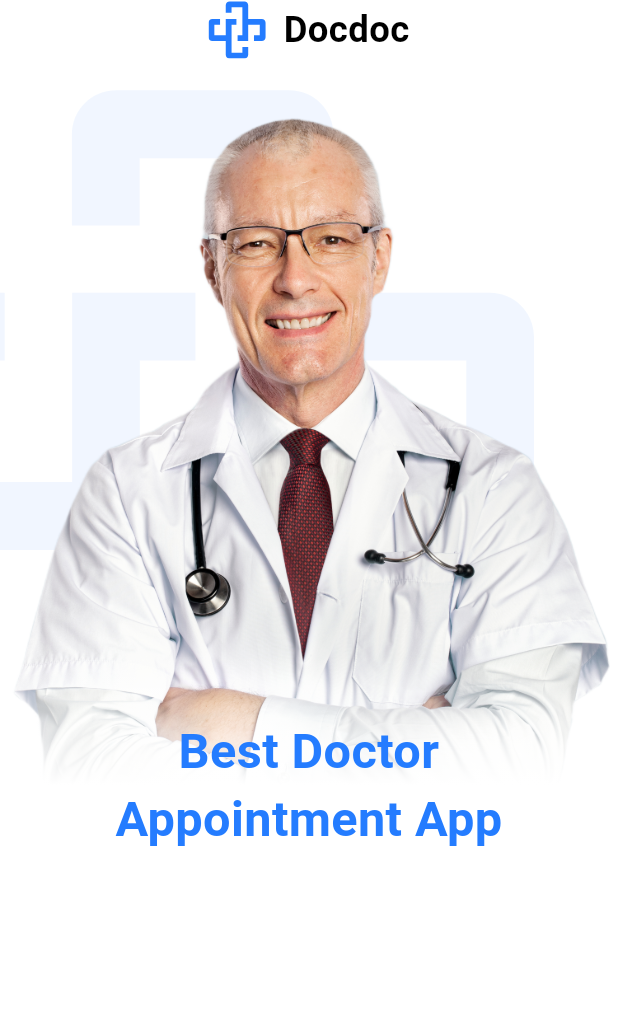
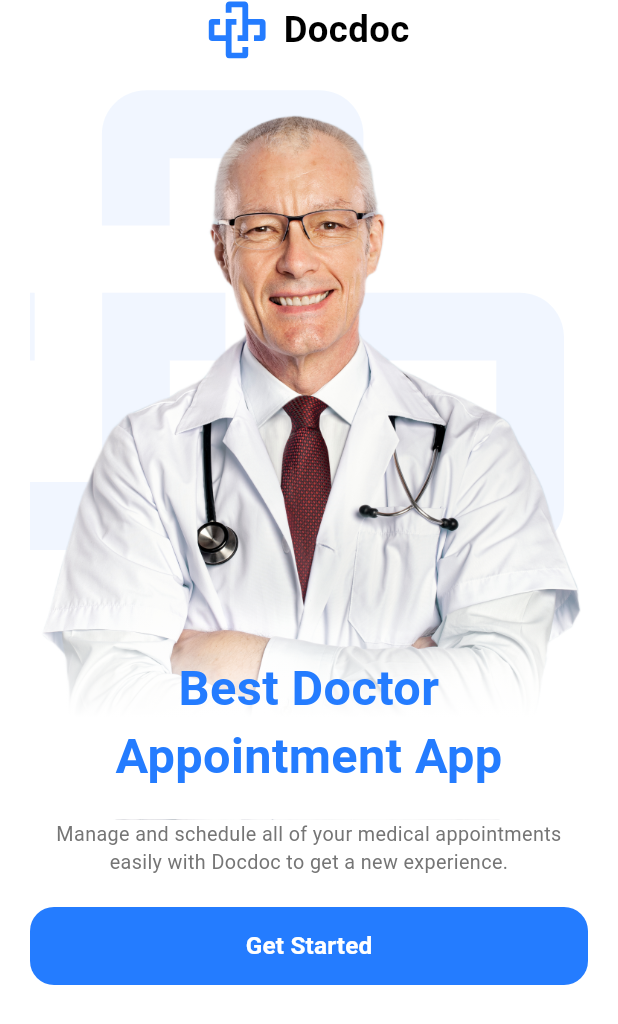
Before and after one commit to J0o72/doctor_appointment_app, a Flutter app: the screen it shows after launch, on a phone screen of 412 x 824 dp. Shown: the top 1024 px of the screen. Run offline on Flutter 3.47's test engine with Material 3 defaults, Android fonts, the phone set to English and light mode, and no system bars; our stand-ins replace flutter_screenutil, flutter_svg.

Commit message:
- create font weight helper class for similar naming in text styles - create text & get start button - finishing Onboarding screen

```diff
--- a/lib/core/theming/colors_manager.dart
+++ b/lib/core/theming/colors_manager.dart
@@ -2,5 +2,5 @@ import 'package:flutter/material.dart';
 
 class ColorsManager {
   static const Color mainBlue = Color(0xff247CFF);
-  static const Color grey = Color(0xff757575);
+  static const Color gray = Color(0xff757575);
 }
--- /dev/null
+++ b/lib/core/theming/font_weight_helper.dart
@@ -0,0 +1,12 @@
+import 'package:flutter/material.dart';
+
+class FontWeightHelper {
+  static const FontWeight thin = FontWeight.w100;
+  static const FontWeight extraLight = FontWeight.w200;
+  static const FontWeight light = FontWeight.w300;
+  static const FontWeight regular = FontWeight.w400;
+  static const FontWeight medium = FontWeight.w500;
+  static const FontWeight semiBold = FontWeight.w600;
+  static const FontWeight bold = FontWeight.w700;
+  static const FontWeight extraBold = FontWeight.w800;
+}
--- a/lib/core/theming/text_styles.dart
+++ b/lib/core/theming/text_styles.dart
@@ -1,17 +1,30 @@
 import 'package:doc_appointment_app/core/theming/colors_manager.dart';
+import 'package:doc_appointment_app/core/theming/font_weight_helper.dart';
 import 'package:flutter/material.dart';
 import 'package:flutter_screenutil/flutter_screenutil.dart';
 
 class TextStyles {
-  static TextStyle font24Black700Weight = TextStyle(
+  static TextStyle font24BlackBold = TextStyle(
     color: Colors.black,
     fontSize: 24.sp,
-    fontWeight: FontWeight.w700,
+    fontWeight: FontWeightHelper.bold,
   );
 
   static TextStyle font32BBlueBold = TextStyle(
     color: ColorsManager.mainBlue,
     fontSize: 32.sp,
-    fontWeight: FontWeight.bold,
+    fontWeight: FontWeightHelper.bold,
+  );
+
+  static TextStyle font13GrayRegular = TextStyle(
+    fontSize: 13.sp,
+    fontWeight: FontWeightHelper.regular,
+    color: ColorsManager.gray,
+  );
+
+  static TextStyle font16WhiteSemiBold = TextStyle(
+    fontSize: 16.sp,
+    fontWeight: FontWeightHelper.semiBold,
+    color: Colors.white,
   );
 }
--- a/lib/features/onboarding/ui/onboarding_screen.dart
+++ b/lib/features/onboarding/ui/onboarding_screen.dart
@@ -1,5 +1,7 @@
+import 'package:doc_appointment_app/core/theming/text_styles.dart';
 import 'package:doc_appointment_app/features/onboarding/ui/widgets/doc_logo_and_name.dart';
 import 'package:doc_appointment_app/features/onboarding/ui/widgets/doctor_image_and_text.dart';
+import 'package:doc_appointment_app/features/onboarding/ui/widgets/get_start_button.dart';
 import 'package:flutter/material.dart';
 import 'package:flutter_screenutil/flutter_screenutil.dart';
 
@@ -10,12 +12,24 @@ class OnboardingScreen extends StatelessWidget {
   Widget build(BuildContext context) {
     return SafeArea(
       child: Scaffold(
-        body: Column(
-          children: [
-            DocLogoAndName(),
-            SizedBox(height: 20.h),
-            DoctorImageAndText(),
-          ],
+        body: SingleChildScrollView(
+          child: Padding(
+            padding: const EdgeInsets.symmetric(horizontal: 20),
+            child: Column(
+              children: [
+                DocLogoAndName(),
+                SizedBox(height: 20.h),
+                DoctorImageAndText(),
+                Text(
+                  'Manage and schedule all of your medical appointments easily with Docdoc to get a new experience.',
+                  style: TextStyles.font13GrayRegular,
+                  textAlign: TextAlign.center,
+                ),
+                SizedBox(height: 20.h),
+                GetStartButton(),
+              ],
+            ),
+          ),
         ),
       ),
     );
--- a/lib/features/onboarding/ui/widgets/doc_logo_and_name.dart
+++ b/lib/features/onboarding/ui/widgets/doc_logo_and_name.dart
@@ -13,7 +13,7 @@ class DocLogoAndName extends StatelessWidget {
       children: [
         SvgPicture.asset('assets/svgs/docdoc_logo.svg'),
         SizedBox(width: 10.w),
-        Text("Docdoc", style: TextStyles.font24Black700Weight),
+        Text("Docdoc", style: TextStyles.font24BlackBold),
       ],
     );
   }
--- a/lib/features/onboarding/ui/widgets/doctor_image_and_text.dart
+++ b/lib/features/onboarding/ui/widgets/doctor_image_and_text.dart
@@ -23,7 +23,7 @@ class DoctorImageAndText extends StatelessWidget {
           child: Image.asset("assets/images/onboarding_doctor.png"),
         ),
         Positioned(
-          bottom: 30.h,
+          bottom: 20.h,
           right: 0.w,
           left: 0.w,
           child: Text(
--- /dev/null
+++ b/lib/features/onboarding/ui/widgets/get_start_button.dart
@@ -0,0 +1,21 @@
+import 'package:doc_appointment_app/core/theming/colors_manager.dart';
+import 'package:doc_appointment_app/core/theming/text_styles.dart';
+import 'package:flutter/material.dart';
+
+class GetStartButton extends StatelessWidget {
+  const GetStartButton({super.key});
+
+  @override
+  Widget build(BuildContext context) {
+    return TextButton(
+      style: TextButton.styleFrom(
+        backgroundColor: ColorsManager.mainBlue,
+        tapTargetSize: MaterialTapTargetSize.shrinkWrap,
+        minimumSize: Size(double.infinity, 52),
+        shape: RoundedRectangleBorder(borderRadius: BorderRadius.circular(16)),
+      ),
+      onPressed: () {},
+      child: Text("Get Started", style: TextStyles.font16WhiteSemiBold),
+    );
+  }
+}
```
